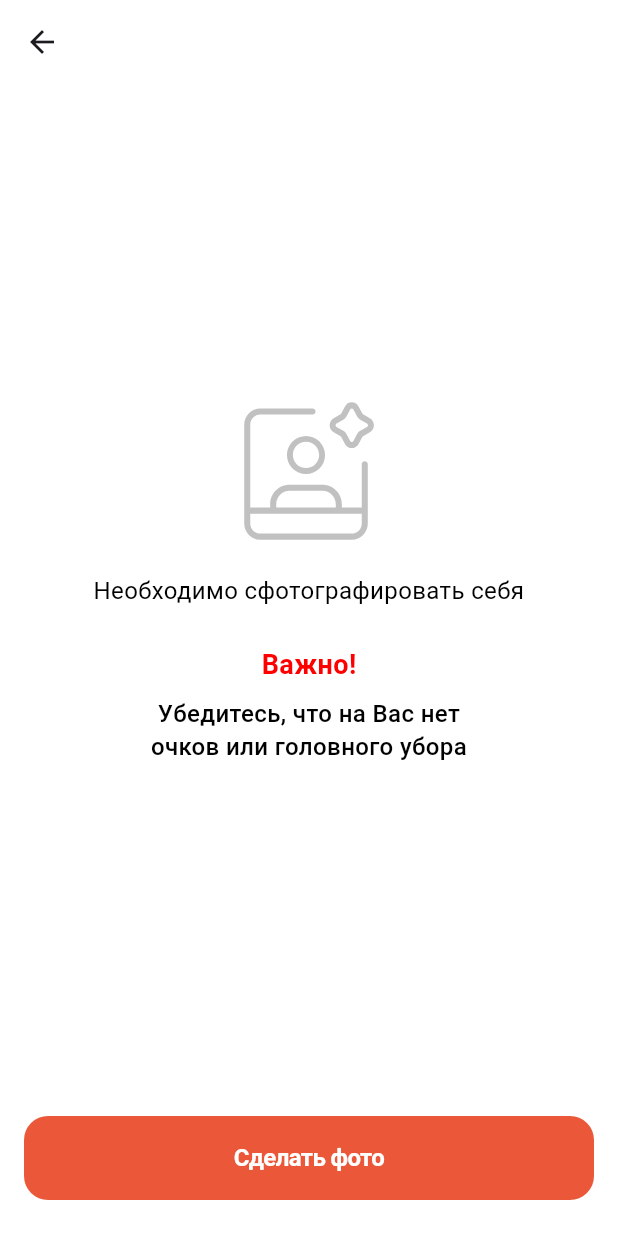
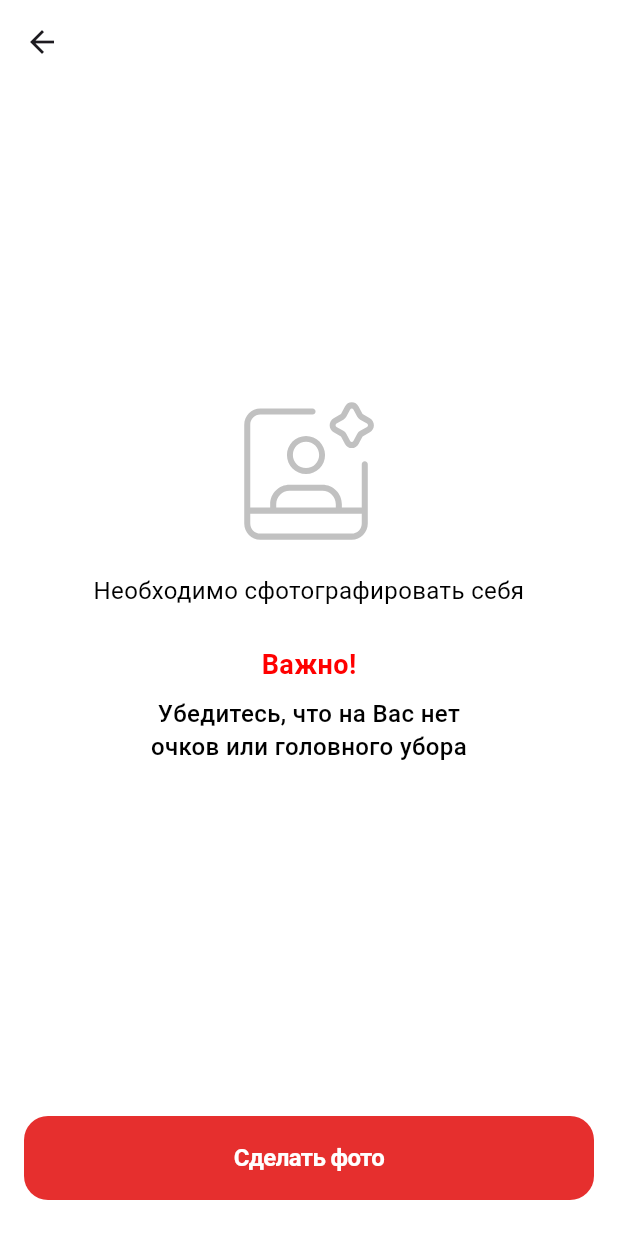
Before and after one commit to ibraevadilet/register_ip, a Flutter app: the CesSelfieScreen screen opened by its route, on a phone screen of 412 x 824 dp. Run offline on Flutter 3.47's test engine with Material 3 defaults, Android fonts, the phone set to English and light mode, and no system bars; our stand-ins replace auto_route, cached_network_image, camera, dio, double_back_to_close_app, easy_localization and 7 more; missing offline and left inert: google_mlkit_face_detection, local_auth_android, local_auth_ios; accounts and stored records are empty; network calls fail.

Commit message:
changed btn color and added todo

```diff
--- a/lib/features/tunduk/get_ces/pages/ces_finish.dart
+++ b/lib/features/tunduk/get_ces/pages/ces_finish.dart
@@ -23,7 +23,7 @@ class CesFinish extends StatelessWidget {
             margin: const EdgeInsets.only(bottom: 20),
             child: FloatingButton(
                 title: 'Выход',
-                bkgColor: AppColors.colorEA5839Orange,
+                bkgColor: AppColors.colorE62F2EMain,
                 onTap: () =>
                     AppRouting.pushAndPopUntilFunction(const AuthRoute())),
           ),
--- a/lib/features/tunduk/get_ces/pages/widgets/ces_camera.dart
+++ b/lib/features/tunduk/get_ces/pages/widgets/ces_camera.dart
@@ -136,7 +136,7 @@ class _CesCameraScreenState extends State<CesCameraScreen>
                                         path: photo.path,
                                         onCheck: (check) {
                                           if (check == true) {
-                                            // TODO: надо удалить AppRouting и раскомитеть context.router
+                                            // TODO: надо удалить AppRouting и раскомитить context.router
                                             // context.router.pop(photo);
                                             AppRouting.pushFunction(
                                                 const CesFinish());
--- a/lib/features/tunduk/get_ces/pages/widgets/ces_selfie_ident.dart
+++ b/lib/features/tunduk/get_ces/pages/widgets/ces_selfie_ident.dart
@@ -27,9 +27,10 @@ class CesSelfieScreen extends StatelessWidget {
           areaContent: Padding(
             padding: const EdgeInsets.symmetric(vertical: 24),
             child: FloatingButton(
-                bkgColor: AppColors.colorEA5839Orange,
+                bkgColor: AppColors.colorE62F2EMain,
                 title: 'Сделать фото',
                 onTap: () async {
+                  //TODO: Раскомитить этот момент и убрать CesCameraRoute
                   // var permissionsGranted =
                   //     await Permission.camera.request().isGranted;
                   // if (permissionsGranted && Platform.isAndroid) {
@@ -38,7 +39,13 @@ class CesSelfieScreen extends StatelessWidget {
                   // }
                   // if (permissionsGranted) {
                   //   // ignore: use_build_context_synchronously
-
+                  // AppRouting.pushFunction(
+                  //                   CesCameraRoute(
+                  //                     description: await ScannerUtils.getCamera(
+                  //                       CameraLensDirection.front,
+                  //                     ),
+                  //                   ),
+                  //                 );
                   // }
                   AppRouting.pushFunction(
                     CesCameraRoute(
--- a/lib/features/tunduk/get_ces/pages/widgets/get_ces_main.dart
+++ b/lib/features/tunduk/get_ces/pages/widgets/get_ces_main.dart
@@ -32,7 +32,7 @@ class GetCesMain extends StatelessWidget {
             AppRouting.pushFunction(CesSelfieRoute());
           },
           title: 'Далее',
-          bkgColor: AppColors.colorEA5839Orange,
+          bkgColor: AppColors.colorE62F2EMain,
         ),
         child: Form(
           child: SingleChildScrollView(
@@ -91,7 +91,8 @@ class GetCesMain extends StatelessWidget {
                           width: 2.0,
                         ),
                         value: false,
-                          onChanged: (_) {}),
+                        onChanged: (_) {},
+                      ),
                     ),
                     const SizedBox(width: 14),
                     Expanded(
--- a/lib/theme/app_colors.dart
+++ b/lib/theme/app_colors.dart
@@ -7,7 +7,7 @@ abstract class AppColors {
   static Color color727D8DGrey = const Color(0xff727D8D);
   static Color color36424BGrey = const Color(0xff36424B);
   static Color colorFF0000Red = const Color(0xffFF0000);
-  static Color colorEA5839Orange = const Color(0xffEA5839);
+  static Color colorE62F2EMain = const Color(0xffE62F2E);
   static Color color1EA31EGreen = const Color(0xff1EA31E);
   static Color color34C759Green = const Color(0xff34C759);
 }
```
Lines whose indentation alone changed are shown as unchanged.
